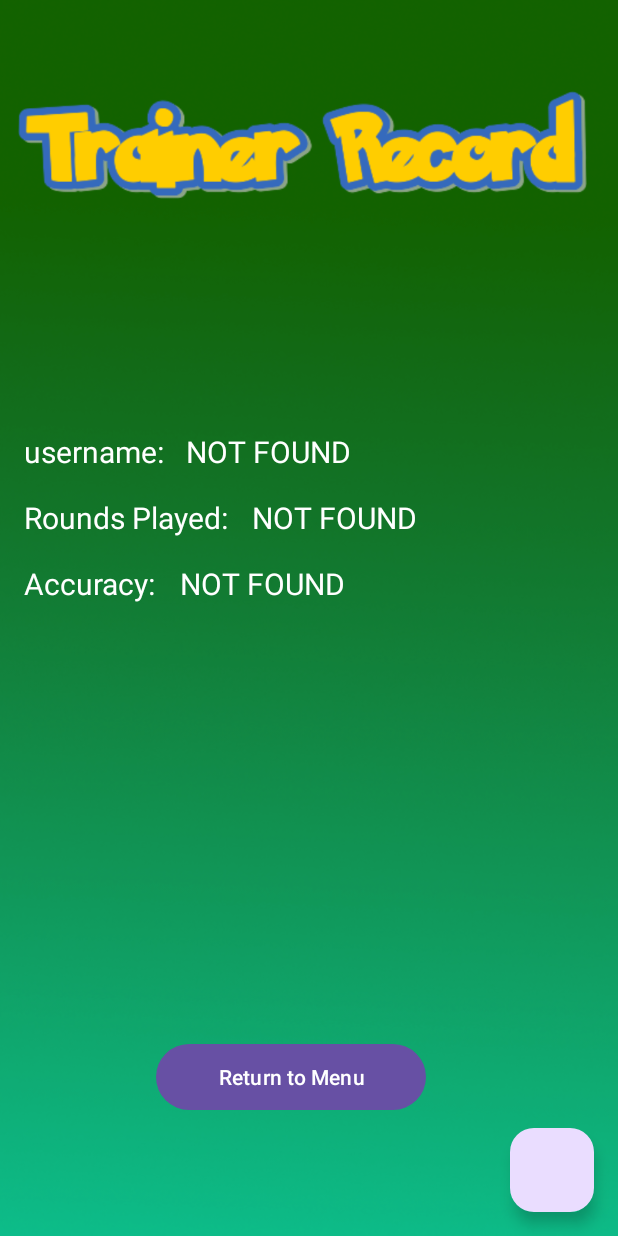
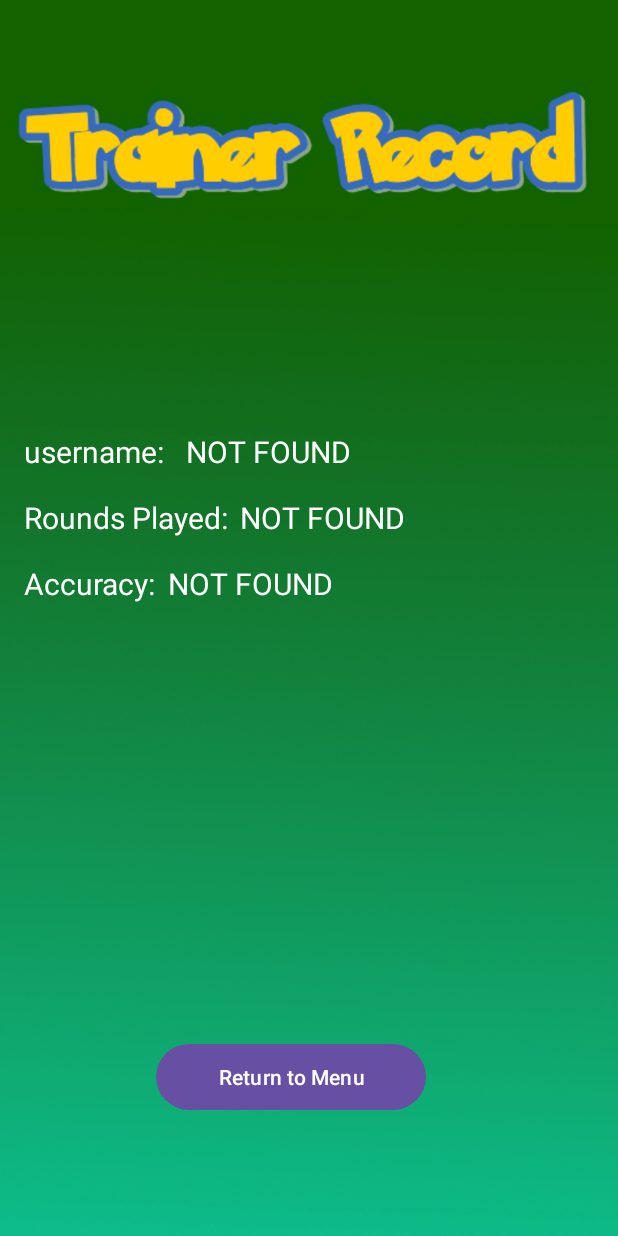
Before and after one commit to ruschev2/LIPT, an Android app: the trainerRecordActivity screen opened directly, with no data from a screen before it, on a phone screen of 412 x 824 dp. Run offline under Robolectric (Android 15) with nearby library versions, the phone set to English and light mode, and no system bars; our stand-ins replace Room's generated code.

Commit message:
Refactored registration process. Slight clean up of trainer record view.

```diff
--- a/app/src/main/AndroidManifest.xml
+++ b/app/src/main/AndroidManifest.xml
@@ -12,6 +12,9 @@
         android:supportsRtl="true"
         android:theme="@style/Theme.LIPT"
         tools:targetApi="31">
+        <activity
+            android:name=".PokedexActivity"
+            android:exported="false" />
         <activity
             android:name=".MenuActivity"
             android:exported="false" />
--- a/app/src/main/java/com/example/lipt/MainActivity.java
+++ b/app/src/main/java/com/example/lipt/MainActivity.java
@@ -57,7 +57,6 @@ public class MainActivity extends AppCompatActivity {
                 if(InputValidator.viableUsername(temp_username) && InputValidator.viablePassword(temp_password)) {
 
                     //observer established to authenticate credentials
-                    //TODO: MainActivity.this parameter may not work here since it is inside onClick()
                     allCurrentPlayers.observe(MainActivity.this, new Observer<List<Player>>() {
                         @Override
                         public void onChanged(List<Player> players) {
--- a/app/src/main/res/layout/activity_trainer_record.xml
+++ b/app/src/main/res/layout/activity_trainer_record.xml
@@ -40,7 +40,7 @@
     <TextView
         android:id="@+id/usernameDisplayTextView"
         android:layout_width="253dp"
-        android:layout_height="39dp"
+        android:layout_height="36dp"
         android:layout_marginStart="8dp"
         android:text="@string/hey"
         android:textColor="@color/white"
@@ -65,9 +65,8 @@
     <TextView
         android:id="@+id/roundsPlayedTextView"
         android:layout_width="253dp"
-        android:layout_height="39dp"
+        android:layout_height="36dp"
         android:layout_marginStart="8dp"
-        android:padding="8dp"
         android:text="@string/hey"
         android:textColor="@color/white"
         android:textSize="20sp"
@@ -90,25 +89,14 @@
     <TextView
         android:id="@+id/accuracyDisplayTextView"
         android:layout_width="253dp"
-        android:layout_height="39dp"
+        android:layout_height="36dp"
         android:layout_marginStart="8dp"
-        android:padding="8dp"
         android:text="@string/hey"
         android:textColor="@color/white"
         android:textSize="20sp"
         android:gravity="start"
         app:layout_constraintBaseline_toBaselineOf="@+id/accuracyLabelTextView"
         app:layout_constraintStart_toEndOf="@id/accuracyLabelTextView" />
-
-    <com.google.android.material.floatingactionbutton.FloatingActionButton
-        android:id="@+id/fab"
-        android:layout_width="wrap_content"
-        android:layout_height="wrap_content"
-        android:layout_margin="16dp"
-        android:layout_marginEnd="240dp"
-        android:layout_marginBottom="476dp"
-        app:layout_constraintBottom_toBottomOf="parent"
-        app:layout_constraintEnd_toEndOf="parent" />
 
 
     <Button
```
Also changed, not shown: app/src/main/java/com/example/lipt/MenuActivity.java (+9 -0 lines), app/src/main/java/com/example/lipt/PokedexActivity.java (added, +59 -0 lines), app/src/main/java/com/example/lipt/registrationActivity.java (+23 -34 lines), app/src/main/res/layout/activity_pokedex.xml (added, +41 -0 lines).
